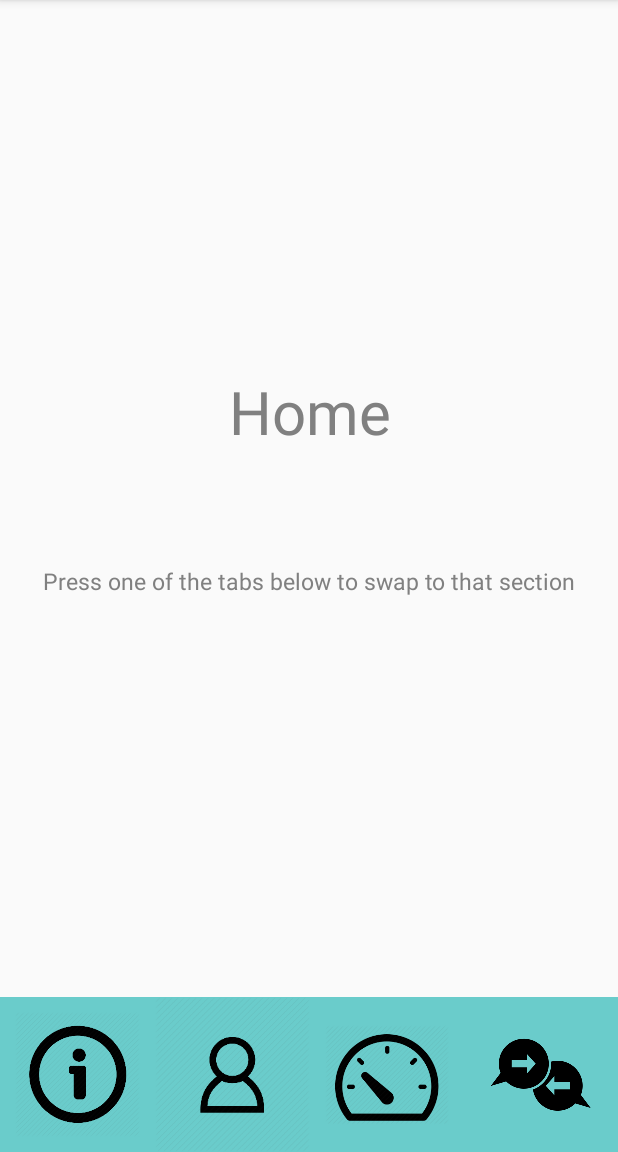
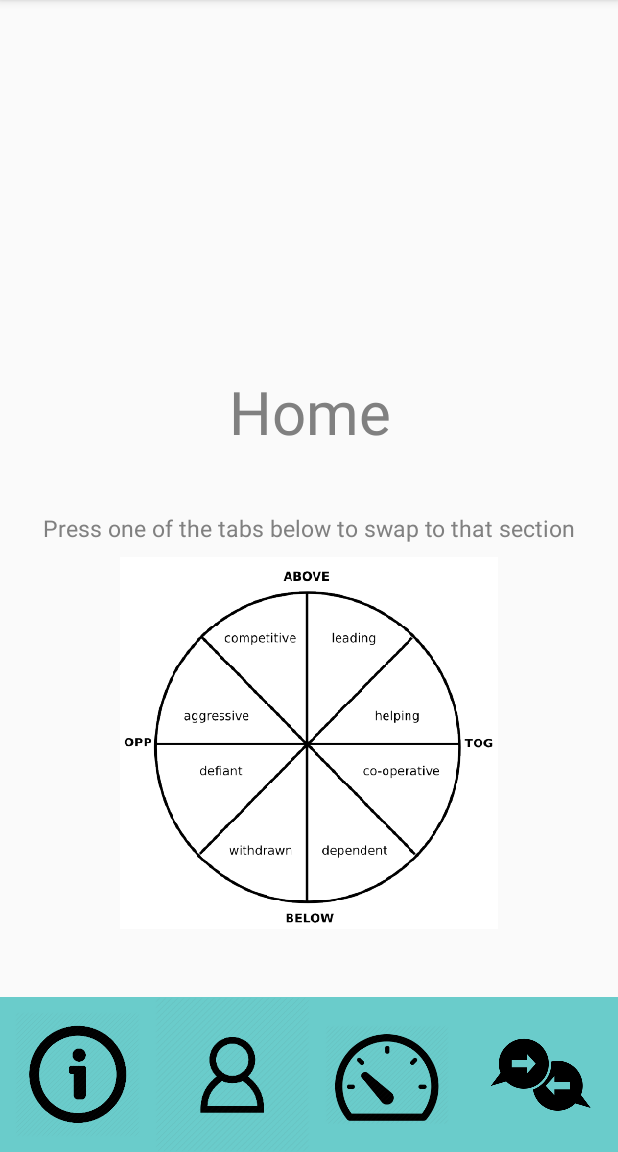
Before and after one commit to JZwamborn/Applab-Rose-of-Leary, an Android app: the HomeScreen screen opened directly, with no data from a screen before it, on a phone screen of 412 x 824 dp, the part 84-1236 px from its top. Run offline under Robolectric (Android 15) with nearby library versions, the phone set to English and light mode, and no system bars; libraries missing offline, so code that uses them is left out: com.github.mikephil.charting.

Commit message:
Practice conversation

```diff
--- a/app/src/main/res/layout/home_screen.xml
+++ b/app/src/main/res/layout/home_screen.xml
@@ -43,13 +43,25 @@
             android:layout_height="wrap_content"
             android:text="Press one of the tabs below to swap to that section"
             android:layout_centerHorizontal="true"
-            android:layout_marginTop="75dp"
+            android:layout_marginTop="40dp"
             android:textColor="#808080"
             android:textSize="15sp"
             app:layout_constraintEnd_toEndOf="parent"
             app:layout_constraintHorizontal_bias="0.5"
             app:layout_constraintStart_toStartOf="parent"
             app:layout_constraintTop_toBottomOf="@+id/textView7" />
+
+        <ImageView
+            android:layout_width="wrap_content"
+            android:layout_height="wrap_content"
+            app:srcCompat="@drawable/roos"
+            android:layout_marginTop="140dp"
+            android:id="@+id/imageView"
+            app:layout_constraintEnd_toEndOf="parent"
+            app:layout_constraintStart_toStartOf="parent"
+            app:layout_constraintTop_toTopOf="parent"
+            app:layout_constraintTop_toBottomOf="@+id/textView8"
+            />
 
         </android.support.constraint.ConstraintLayout>
         <LinearLayout
--- a/app/src/main/res/layout/home_screen_training.xml
+++ b/app/src/main/res/layout/home_screen_training.xml
@@ -28,7 +28,7 @@
                 android:layout_alignParentTop="true"
                 android:layout_centerHorizontal="true"
                 android:layout_marginTop="16dp"
-                android:text="Training"
+                android:text="Pick your training"
                 android:textColor="#808080"
                 android:textSize="40sp"
                 app:layout_constraintEnd_toEndOf="parent"
```
